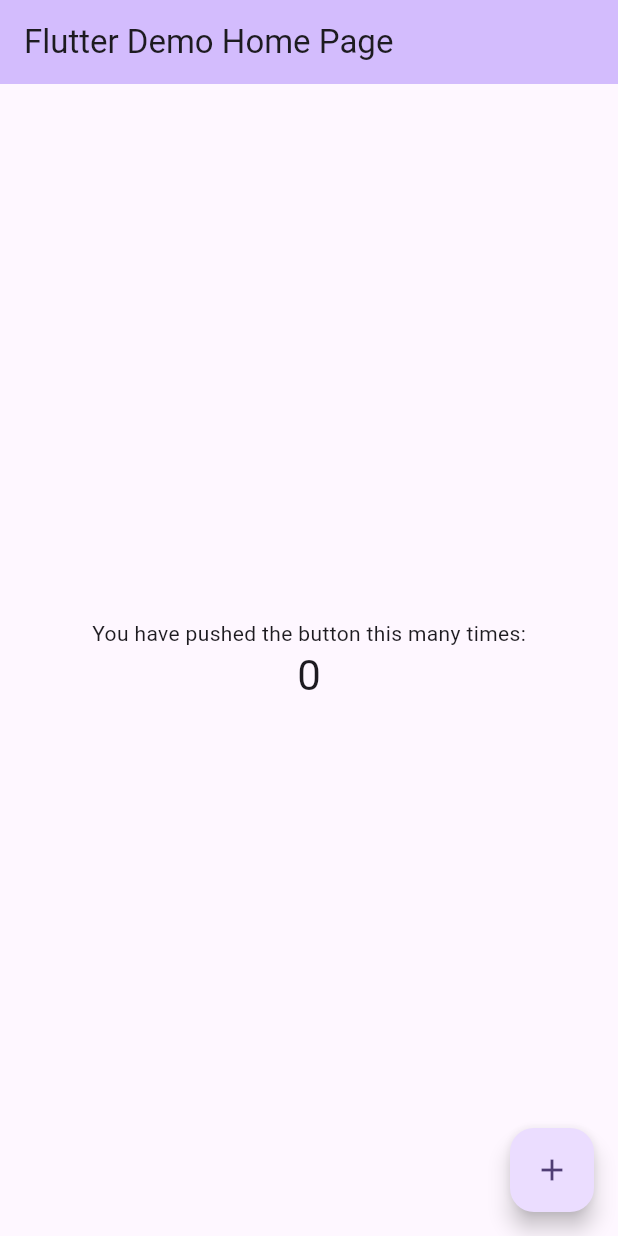
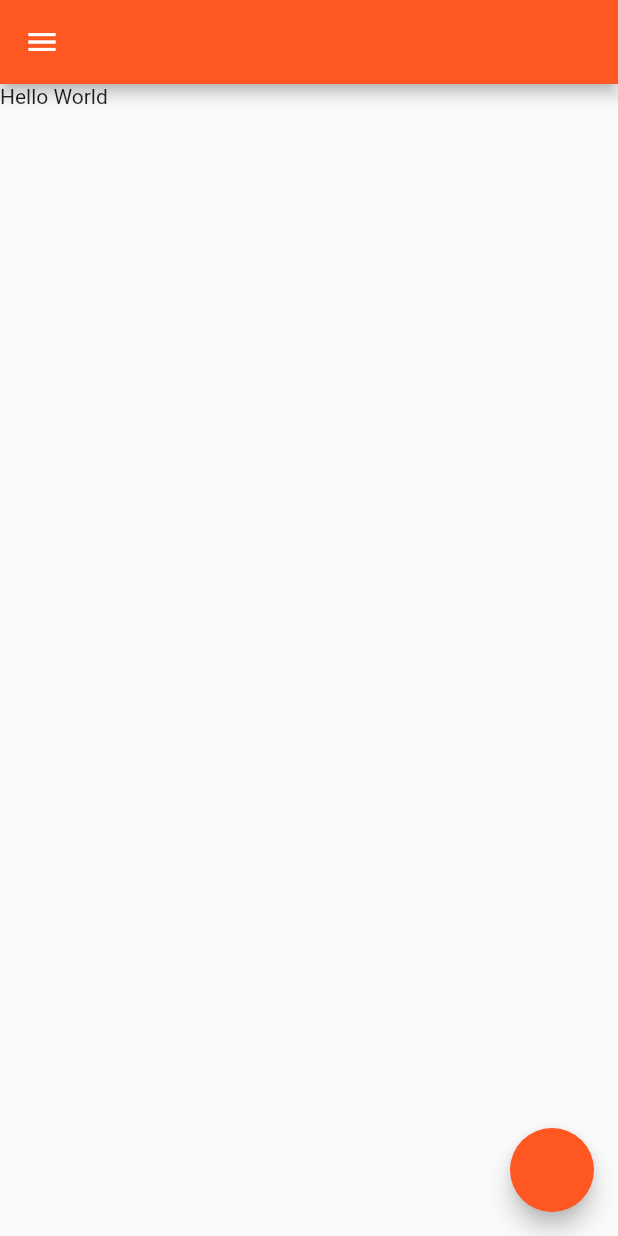
Before and after one commit to andrew-erasmus/flutter_chat_app, a Flutter app: the screen it shows after launch, on a phone screen of 412 x 824 dp. Run offline on Flutter 3.47's test engine with Material 2 defaults, Android fonts, the phone set to English and light mode, and no system bars.

```diff
--- a/chat_app/lib/main.dart
+++ b/chat_app/lib/main.dart
@@ -1,67 +1,45 @@
 import 'package:flutter/material.dart';
 
 void main() {
-  runApp(const MyApp());
+  runApp(ChatApp());
 }
 
-class MyApp extends StatelessWidget {
-  const MyApp({super.key});
+class ChatApp extends StatelessWidget {
+  const ChatApp({super.key});
 
   @override
   Widget build(BuildContext context) {
     return MaterialApp(
-      title: 'Flutter Demo',
+      debugShowCheckedModeBanner: false,
+      title: "Flutter Chat App",
       theme: ThemeData(
-        colorScheme: ColorScheme.fromSeed(seedColor: Colors.deepPurple),
-        useMaterial3: true,
+        primarySwatch: Colors.deepOrange,
       ),
-      home: const MyHomePage(title: 'Flutter Demo Home Page'),
+      home: LoginPage(),
     );
   }
 }
 
-class MyHomePage extends StatefulWidget {
-  const MyHomePage({super.key, required this.title});
-  final String title;
-
-  @override
-  State<MyHomePage> createState() => _MyHomePageState();
-}
-
-class _MyHomePageState extends State<MyHomePage> {
-  int _counter = 0;
-
-  void _incrementCounter() {
-    setState(() {
-      _counter++;
-    });
-  }
+class LoginPage extends StatelessWidget {
+  const LoginPage({super.key});
 
   @override
   Widget build(BuildContext context) {
-    return Scaffold(
-      appBar: AppBar(
-        backgroundColor: Theme.of(context).colorScheme.inversePrimary,
-        title: Text(widget.title),
+    return MaterialApp(
+      debugShowCheckedModeBanner: false,
+      title: "Flutter Chat App",
+      theme: ThemeData(
+        primarySwatch: Colors.deepOrange,
       ),
-      body: Center(
-        child: Column(
-          mainAxisAlignment: MainAxisAlignment.center,
-          children: <Widget>[
-            const Text(
-              'You have pushed the button this many times:',
-            ),
-            Text(
-              '$_counter',
-              style: Theme.of(context).textTheme.headlineMedium,
-            ),
-          ],
+      home: Scaffold(
+        appBar: AppBar(),
+        drawer: Drawer(),
+        body: Text("Hello World"),
+        floatingActionButton: FloatingActionButton(
+          onPressed: () {
+            print("Button clicked");
+          },
         ),
-      ),
-      floatingActionButton: FloatingActionButton(
-        onPressed: _incrementCounter,
-        tooltip: 'Increment',
-        child: const Icon(Icons.add),
       ),
     );
   }
```
